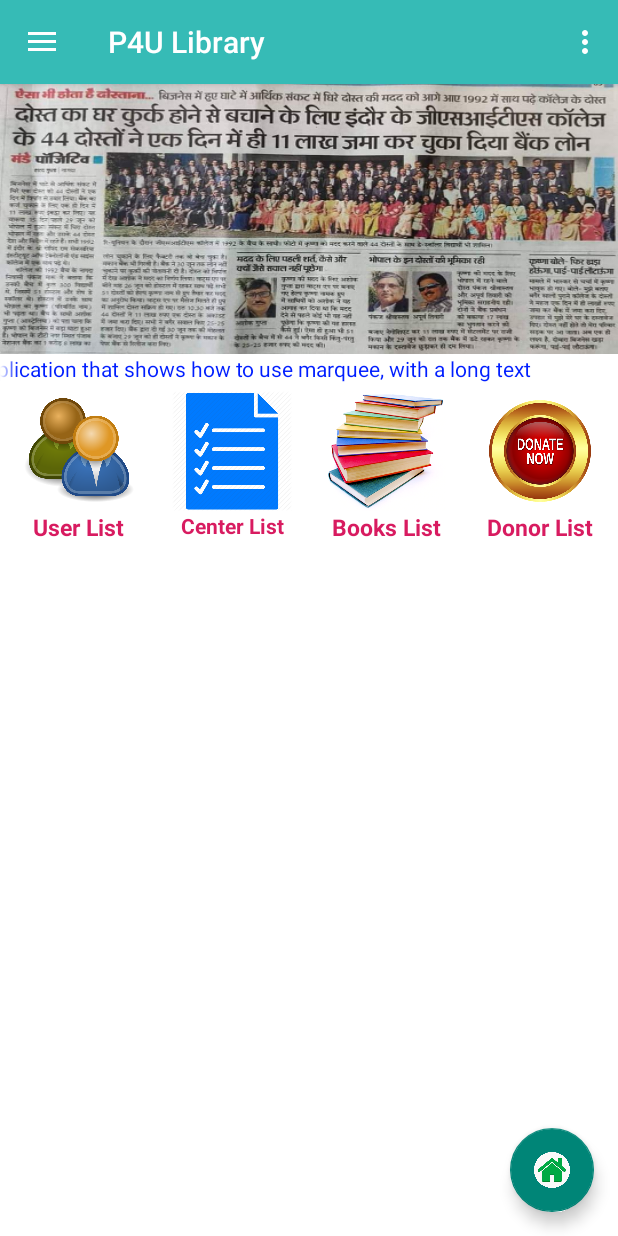
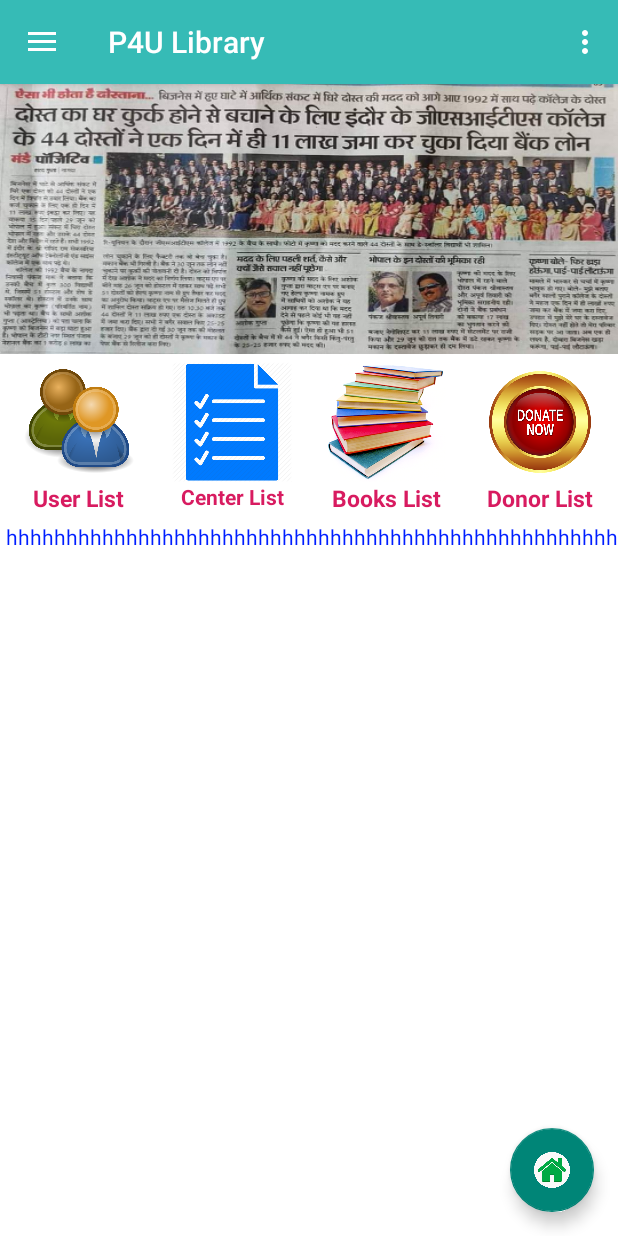
Before and after one commit to pramodmauryapk/testp4u, an Android app: the fragment NewsAddFragment placed in its activity, after a tap on an icon or button, on a phone screen of 412 x 824 dp. Run offline under Robolectric (Android 15) with nearby library versions, the phone set to English and light mode, and no system bars; our stand-ins replace Firebase (no records; nobody signed in at launch, a user with empty details on screens opened directly); 2 statements that could not run were skipped; 3 other taps on this screen came first.

Commit message:
implementing marquee text with firebase but failed

```diff
--- a/app/src/main/java/my/app/p4ulibrary/home_for_all/FeedbackAddFragment.java
+++ b/app/src/main/java/my/app/p4ulibrary/home_for_all/FeedbackAddFragment.java
@@ -42,7 +42,7 @@ public class FeedbackAddFragment extends HomeFragment {
         return v;
     }
     private void initViews(){
-        editText=(EditText)v.findViewById (R.id.textView1);
+        editText=(EditText)v.findViewById (R.id.marqueetext);
         textView=(TextView)v.findViewById (R.id.txt1);
         button=(Button)v.findViewById (R.id.btn_add);
         ratingBar=(RatingBar)v.findViewById (R.id.ratingBar);
--- a/app/src/main/java/my/app/p4ulibrary/home_for_all/NewsAddFragment.java
+++ b/app/src/main/java/my/app/p4ulibrary/home_for_all/NewsAddFragment.java
@@ -4,21 +4,29 @@ import android.os.Bundle;
 import android.view.LayoutInflater;
 import android.view.View;
 import android.view.ViewGroup;
+import android.widget.Button;
+import android.widget.EditText;
+import android.widget.Toast;
 
 import androidx.annotation.NonNull;
 import androidx.annotation.Nullable;
 
+import com.google.firebase.auth.FirebaseAuth;
 import com.google.firebase.database.DatabaseReference;
 import com.google.firebase.database.FirebaseDatabase;
 
+import java.util.Objects;
+
 import my.app.p4ulibrary.R;
+import my.app.p4ulibrary.classes.News;
 import my.app.p4ulibrary.main_menu.HomeFragment;
 
 public class NewsAddFragment extends HomeFragment {
 
-
-    private DatabaseReference myref;
-
+    private String newsid,newstext;
+    private DatabaseReference myRef;
+    private EditText editText;
+    private Button save;
     private View v;
     @Nullable
     @Override
@@ -26,15 +34,32 @@ public class NewsAddFragment extends HomeFragment {
 
         v = inflater.inflate(R.layout.fragment_add_news,container,false);
 
-        myref = FirebaseDatabase.getInstance().getReference("News");
+        FirebaseDatabase database = FirebaseDatabase.getInstance();
+        myRef = database.getReference("books");
 
         initViews();
+        save.setOnClickListener (new View.OnClickListener () {
+            @Override
+            public void onClick(View view) {
+                //updatenews();
+            }
+        });
 
 
 
         return v;
     }
     private void initViews(){
+    editText=(EditText)v.findViewById (R.id.marqueetext);
+    save=(Button)v.findViewById (R.id.btn_add);
+    }
+    private void updatenews(){
+        String newsid = myRef.push().getKey();
+        String newstext = editText.getText ().toString ();
+        News news= new News(newsid, newstext);
+        myRef.setValue (news);
+        myRef.child(Objects.requireNonNull (newsid)).setValue(news);
+        Toast.makeText(getContext(), "News Updated", Toast.LENGTH_LONG).show();
 
     }
 
--- a/app/src/main/java/my/app/p4ulibrary/main_menu/HomeFragment.java
+++ b/app/src/main/java/my/app/p4ulibrary/main_menu/HomeFragment.java
@@ -5,6 +5,7 @@ import android.content.Context;
 import android.content.DialogInterface;
 import android.os.Bundle;
 import android.util.DisplayMetrics;
+import android.util.Log;
 import android.view.Display;
 import android.view.LayoutInflater;
 import android.view.View;
@@ -18,31 +19,62 @@ import androidx.appcompat.app.AlertDialog;
 import androidx.fragment.app.Fragment;
 import androidx.viewpager.widget.ViewPager;
 
+import com.google.firebase.auth.FirebaseAuth;
+import com.google.firebase.auth.FirebaseUser;
+import com.google.firebase.database.DataSnapshot;
+import com.google.firebase.database.DatabaseError;
+import com.google.firebase.database.DatabaseReference;
+import com.google.firebase.database.FirebaseDatabase;
+import com.google.firebase.database.ValueEventListener;
+
 import java.util.Objects;
 
 import my.app.p4ulibrary.R;
+import my.app.p4ulibrary.classes.News;
+import my.app.p4ulibrary.classes.User;
 import my.app.p4ulibrary.classes.ViewPagerAdapter;
 import my.app.p4ulibrary.home_for_all.AllBookFragment;
 import my.app.p4ulibrary.home_for_all.AllCentreFragment;
 import my.app.p4ulibrary.home_for_all.AllDonorFragment;
 import my.app.p4ulibrary.home_for_all.AllUserFragment;
 
+import static java.util.Objects.requireNonNull;
+
 
 public class HomeFragment extends Fragment {
-	ViewPager viewPager;
+	private ViewPager viewPager;
+	private DatabaseReference myRef;
 	private LinearLayout l1,l2,l3,l4;
 	private View v1,v2,v3,v4;
 	private View v;
 	private TextView tv;
-
+	public String s;
+	private String newsId=null;
 	@Override
 	public View onCreateView(@NonNull LayoutInflater inflater, ViewGroup container,
 							 Bundle savedInstanceState) {
 		v = inflater.inflate(R.layout.home_fragment, container, false);
 		Context context = container.getContext();
+
+		FirebaseDatabase database = FirebaseDatabase.getInstance();
+		myRef = database.getReference("News");
+
 		viewPager = (ViewPager)v.findViewById(R.id.viewpager);
-		tv = (TextView) v.findViewById(R.id.mywidget);
+		tv = (TextView) v.findViewById(R.id.newsmarquee);
 		tv.setSelected(true);  // Set focus to the textview
+        tv.setText ("hhhhhhhhhhhhhhhhhhhhhhhhhhhhhhhhhhhhhhhhhhhhhhhhhhh");
+	   /* myRef.addValueEventListener (new ValueEventListener () {
+			@Override
+			public void onDataChange(@NonNull DataSnapshot dataSnapshot) {
+				show(dataSnapshot);
+			}
+
+			@Override
+			public void onCancelled(@NonNull DatabaseError databaseError) {
+
+			}
+		});
+*/
 		ViewPagerAdapter viewPagerAdapter = new ViewPagerAdapter (getContext ());
 
 		viewPager.setAdapter(viewPagerAdapter);
@@ -89,7 +121,18 @@ public class HomeFragment extends Fragment {
 
 	}
 
+	private void show(DataSnapshot dataSnapshot){
 
+			for (DataSnapshot ds : dataSnapshot.getChildren ()) {
+				News news = new News ();
+				news.setMarqueeText (((requireNonNull (ds.child (newsId).getValue (News.class)))).getMarqueeText ()); //set the role
+
+			tv.setText (news.getMarqueeText ());
+
+
+			}
+
+	}
 
 
 	@Override
--- a/app/src/main/res/layout/fragment_add_news.xml
+++ b/app/src/main/res/layout/fragment_add_news.xml
@@ -25,7 +25,7 @@
     </LinearLayout>
 
 <EditText
-    android:id="@+id/textView1"
+    android:id="@+id/marqueetext"
     android:layout_below="@+id/lay0"
     android:layout_width="match_parent"
     android:layout_height="200sp"
@@ -40,7 +40,7 @@
 
     <RatingBar
     android:id="@+id/ratingBar"
-        android:layout_below="@+id/textView1"
+        android:layout_below="@+id/marqueetext"
         android:layout_centerHorizontal="true"
         android:visibility="gone"
     android:layout_width="wrap_content"
--- a/app/src/main/res/layout/home_fragment.xml
+++ b/app/src/main/res/layout/home_fragment.xml
@@ -14,24 +14,12 @@
             android:layout_height="180dp">
 
         </androidx.viewpager.widget.ViewPager>
-       <TextView
-           android:id="@+id/mywidget"
-           android:layout_width="wrap_content"
-           android:layout_height="wrap_content"
-           android:layout_alignParentEnd="true"
-           android:ellipsize="marquee"
-           android:layout_below="@+id/viewpager"
-           android:fadingEdge="horizontal"
-           android:marqueeRepeatLimit="marquee_forever"
-           android:scrollHorizontally="true"
-           android:textColor="#001EFF"
-           android:text="Simple application that shows how to use marquee, with a long text"
-           android:singleLine="true" />
+
 
     <RelativeLayout
         android:layout_width="match_parent"
         android:layout_height="wrap_content"
-        android:layout_below="@+id/mywidget"
+        android:layout_below="@+id/viewpager"
         android:id="@+id/l2"
         android:gravity="center_horizontal">
         <LinearLayout
@@ -127,5 +115,18 @@
         </LinearLayout>
 
     </RelativeLayout>
+       <TextView
+           android:id="@+id/newsmarquee"
+           android:layout_width="wrap_content"
+           android:layout_height="wrap_content"
+           android:layout_alignParentEnd="true"
+           android:ellipsize="marquee"
+           android:layout_below="@+id/l2"
+           android:fadingEdge="horizontal"
+           android:marqueeRepeatLimit="marquee_forever"
+           android:scrollHorizontally="true"
+           android:textColor="#001EFF"
+           android:text=""
+           android:singleLine="true" />
    </RelativeLayout>
 </ScrollView>
```
Also changed, not shown: app/src/main/java/my/app/p4ulibrary/classes/News.java (added, +33 -0 lines).
